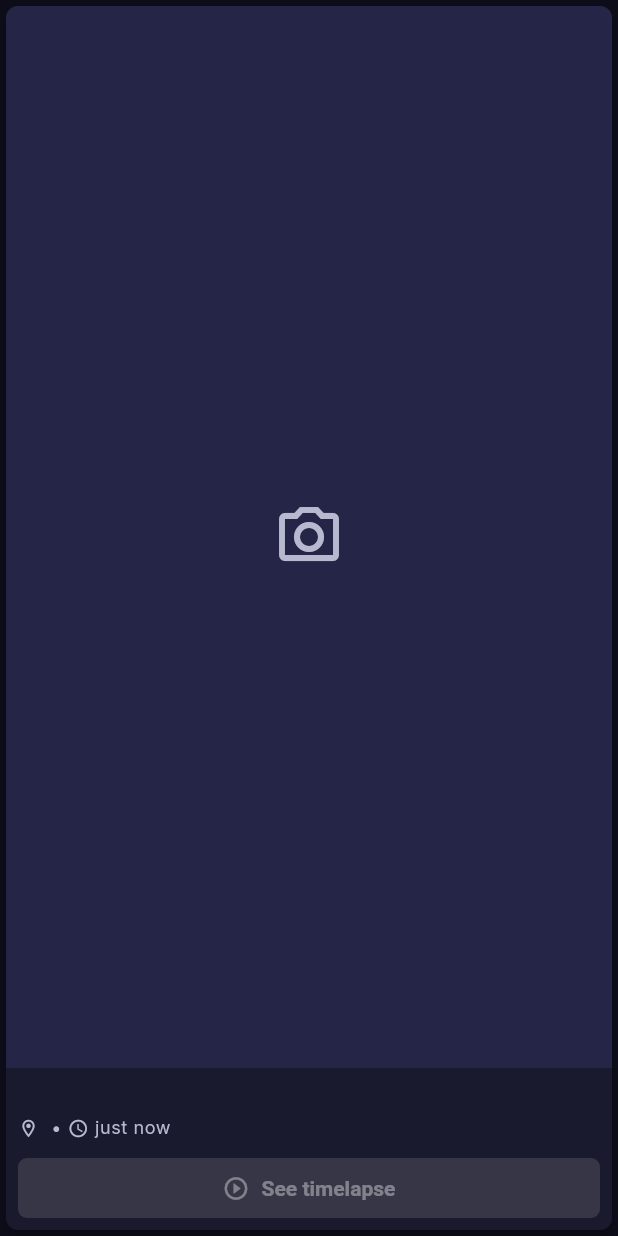
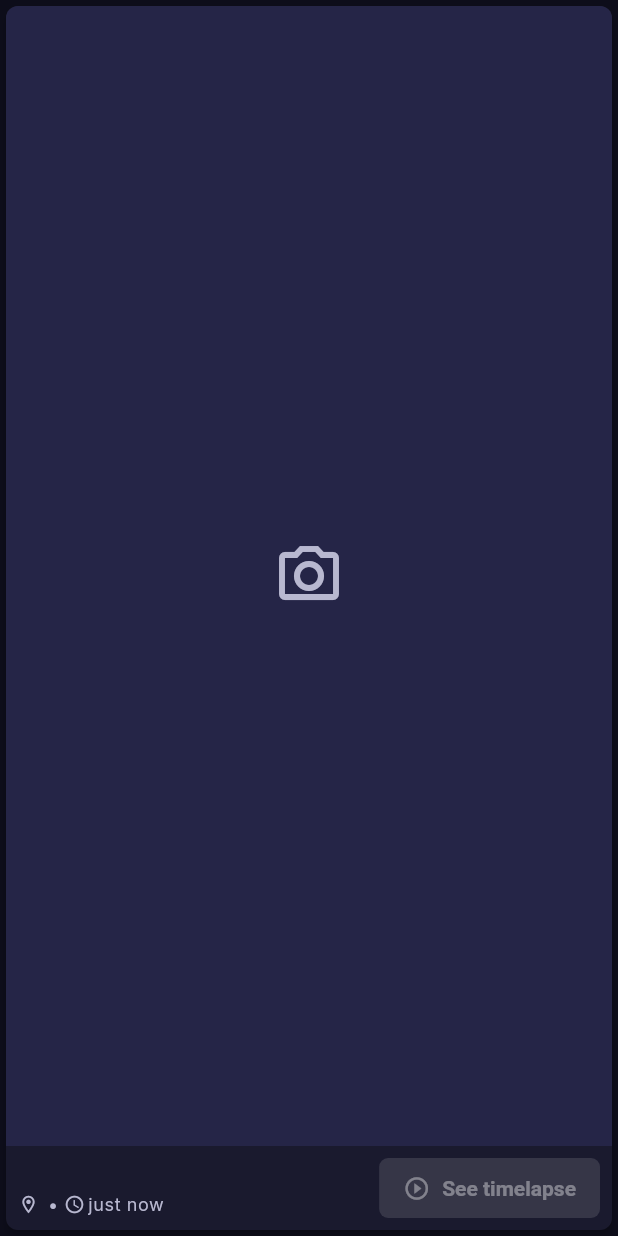
Before and after one commit to ekstremedia/vesteraalen-timelapse-app, a Flutter app: the CameraCard widget shown alone on an empty page, opened directly with empty values, on a phone screen of 412 x 824 dp. Run offline on Flutter 3.47's test engine with Material 3 defaults, Android fonts, the phone set to English and light mode, and no system bars; our stand-ins replace cached_network_image, dio, flutter_dotenv, flutter_riverpod, google_fonts, package_info_plus and 2 more; accounts and stored records are empty; network calls fail.

Commit message:
Add slitscan image support and compact camera card layout
- Add slitscanUrl field to TimelapseVideo model with hasSlitscan getter
- Display slitscan images in daily images grid on camera detail page
- Add slitscan translations for en, nb, nn locales
- Redesign camera card: name/info and button now in single row
- Reduce grid padding and spacing for tighter layout
- Adjust aspect ratios to fit 2 cards on phone screen

🤖 Generated with [Claude Code](https://claude.com/claude-code)

Co-Authored-By: Claude Opus 4.5 <noreply@anthropic.com>

```diff
--- a/lib/features/cameras/models/timelapse_video.dart
+++ b/lib/features/cameras/models/timelapse_video.dart
@@ -15,6 +15,7 @@ class TimelapseVideo {
   final String? daytimeUrl;
   final String? nightUrl;
   final String? keogramUrl;
+  final String? slitscanUrl;
 
   const TimelapseVideo({
     required this.id,
@@ -27,6 +28,7 @@ class TimelapseVideo {
     this.daytimeUrl,
     this.nightUrl,
     this.keogramUrl,
+    this.slitscanUrl,
   });
 
   /// Create a TimelapseVideo from JSON data.
@@ -42,6 +44,7 @@ class TimelapseVideo {
       daytimeUrl: json['daytime_url'] as String?,
       nightUrl: json['night_url'] as String?,
       keogramUrl: json['keogram_url'] as String?,
+      slitscanUrl: json['slitscan_url'] as String?,
     );
   }
 
@@ -57,6 +60,7 @@ class TimelapseVideo {
     'daytime_url': daytimeUrl,
     'night_url': nightUrl,
     'keogram_url': keogramUrl,
+    'slitscan_url': slitscanUrl,
   };
 
   /// Create a copy with updated fields.
@@ -71,6 +75,7 @@ class TimelapseVideo {
     String? daytimeUrl,
     String? nightUrl,
     String? keogramUrl,
+    String? slitscanUrl,
   }) {
     return TimelapseVideo(
       id: id ?? this.id,
@@ -83,6 +88,7 @@ class TimelapseVideo {
       daytimeUrl: daytimeUrl ?? this.daytimeUrl,
       nightUrl: nightUrl ?? this.nightUrl,
       keogramUrl: keogramUrl ?? this.keogramUrl,
+      slitscanUrl: slitscanUrl ?? this.slitscanUrl,
     );
   }
 
@@ -104,8 +110,12 @@ class TimelapseVideo {
   /// Check if has keogram image.
   bool get hasKeogram => keogramUrl != null && keogramUrl!.isNotEmpty;
 
+  /// Check if has slitscan image.
+  bool get hasSlitscan => slitscanUrl != null && slitscanUrl!.isNotEmpty;
+
   /// Check if has any daily images.
-  bool get hasImages => hasDaytimeImage || hasNightImage || hasKeogram;
+  bool get hasImages =>
+      hasDaytimeImage || hasNightImage || hasKeogram || hasSlitscan;
 
   @override
   bool operator ==(Object other) =>
--- a/lib/features/cameras/pages/camera_detail_page.dart
+++ b/lib/features/cameras/pages/camera_detail_page.dart
@@ -278,6 +278,9 @@ class CameraDetailPage extends ConsumerWidget {
     if (video.keogramUrl != null) {
       images.add(MapEntry(l10n.keogram, video.keogramUrl!));
     }
+    if (video.slitscanUrl != null) {
+      images.add(MapEntry(l10n.slitscan, video.slitscanUrl!));
+    }
 
     return GridView.builder(
       shrinkWrap: true,
--- a/lib/features/cameras/widgets/camera_card.dart
+++ b/lib/features/cameras/widgets/camera_card.dart
@@ -98,19 +98,23 @@ class _CameraCardState extends State<CameraCard>
               crossAxisAlignment: CrossAxisAlignment.start,
               mainAxisSize: MainAxisSize.min,
               children: [
-                // Camera name
+                // Camera name and timelapse button in one row
+                Row(
+                  children: [
+                    Expanded(
+                      child: Column(
+                        crossAxisAlignment: CrossAxisAlignment.start,
+                        children: [
                           Text(
                             camera.name,
-                  style: theme.textTheme.titleMedium?.copyWith(
+                            style: theme.textTheme.titleSmall?.copyWith(
                               fontWeight: FontWeight.bold,
                             ),
                             maxLines: 1,
                             overflow: TextOverflow.ellipsis,
                           ),
-
-                const SizedBox(height: AppSpacing.xs),
-
-                // Location/video count and time ago in one row
+                          const SizedBox(height: 2),
+                          // Location/video count and time ago
                           Row(
                             children: [
                               Icon(
@@ -120,10 +124,11 @@ class _CameraCardState extends State<CameraCard>
                                 size: AppDimensions.iconSm,
                                 color: theme.colorScheme.onSurfaceVariant,
                               ),
-                    const SizedBox(width: AppSpacing.xs),
+                              const SizedBox(width: 2),
                               Flexible(
                                 child: Text(
-                        camera.location ?? l10n.videoCount(camera.videoCount),
+                                  camera.location ??
+                                      l10n.videoCount(camera.videoCount),
                                   style: theme.textTheme.bodySmall?.copyWith(
                                     color: theme.colorScheme.onSurfaceVariant,
                                   ),
@@ -132,23 +137,17 @@ class _CameraCardState extends State<CameraCard>
                                 ),
                               ),
                               if (camera.currentImageUpdatedAt != null) ...[
-                      Padding(
-                        padding: const EdgeInsets.symmetric(
-                          horizontal: AppSpacing.xs,
-                        ),
-                        child: Text(
-                          '•',
+                                Text(
+                                  ' • ',
                                   style: theme.textTheme.bodySmall?.copyWith(
                                     color: theme.colorScheme.onSurfaceVariant,
-                          ),
                                   ),
                                 ),
                                 AnimatedBuilder(
                                   animation: _flashController,
                                   builder: (context, child) {
-                          final curvedValue = Curves.easeInOut.transform(
-                            _flashController.value,
-                          );
+                                    final curvedValue = Curves.easeInOut
+                                        .transform(_flashController.value);
                                     final normalColor =
                                         theme.colorScheme.onSurfaceVariant;
                                     return Icon(
@@ -162,9 +161,11 @@ class _CameraCardState extends State<CameraCard>
                                     );
                                   },
                                 ),
-                      const SizedBox(width: AppSpacing.xs),
+                                const SizedBox(width: 2),
                                 Text(
-                        l10n.formatRelativeTime(camera.currentImageUpdatedAt!),
+                                  l10n.formatRelativeTime(
+                                    camera.currentImageUpdatedAt!,
+                                  ),
                                   style: theme.textTheme.bodySmall?.copyWith(
                                     color: theme.colorScheme.onSurfaceVariant,
                                   ),
@@ -172,13 +173,12 @@ class _CameraCardState extends State<CameraCard>
                               ],
                             ],
                           ),
-
-                const SizedBox(height: AppSpacing.sm),
-
+                        ],
+                      ),
+                    ),
+                    const SizedBox(width: AppSpacing.sm),
                     // See timelapse button
-                SizedBox(
-                  width: double.infinity,
-                  child: FilledButton.icon(
+                    FilledButton.icon(
                       onPressed: onTimelapsePressed,
                       icon: const Icon(
                         Icons.play_circle_outline,
@@ -186,6 +186,7 @@ class _CameraCardState extends State<CameraCard>
                       ),
                       label: Text(l10n.seeTimelapse),
                     ),
+                  ],
                 ),
               ],
             ),
--- a/lib/l10n/app_localizations.dart
+++ b/lib/l10n/app_localizations.dart
@@ -54,6 +54,7 @@ class AppLocalizations {
       'daytime': 'Daytime',
       'evening': 'Evening',
       'keogram': 'Keogram',
+      'slitscan': 'Slitscan',
       'watchOnYoutube': 'Watch on YouTube',
 
       // Date navigation
@@ -138,6 +139,7 @@ class AppLocalizations {
       'daytime': 'Dag',
       'evening': 'Kveld',
       'keogram': 'Keogram',
+      'slitscan': 'Slitscan',
       'watchOnYoutube': 'Se på YouTube',
 
       // Date navigation
@@ -222,6 +224,7 @@ class AppLocalizations {
       'daytime': 'Dag',
       'evening': 'Kveld',
       'keogram': 'Keogram',
+      'slitscan': 'Slitscan',
       'watchOnYoutube': 'Sjå på YouTube',
 
       // Date navigation
@@ -315,6 +318,7 @@ class AppLocalizations {
   String get daytime => _get('daytime');
   String get evening => _get('evening');
   String get keogram => _get('keogram');
+  String get slitscan => _get('slitscan');
   String get watchOnYoutube => _get('watchOnYoutube');
 
   // Date navigation
```
Also changed, not shown: lib/features/cameras/pages/cameras_list_page.dart (+12 -14 lines), 1 other file. Lines whose indentation alone changed are shown as unchanged.
